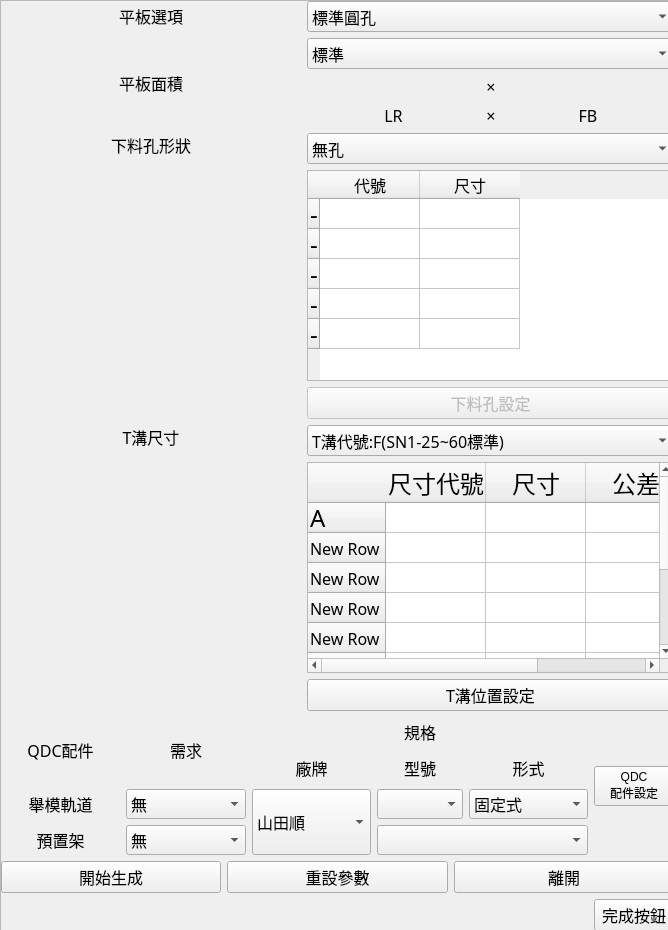
First picture: the form in SYEI_stamping_press_system/pad_main.ui, repository sinje0816/stamping_press, before the edit.
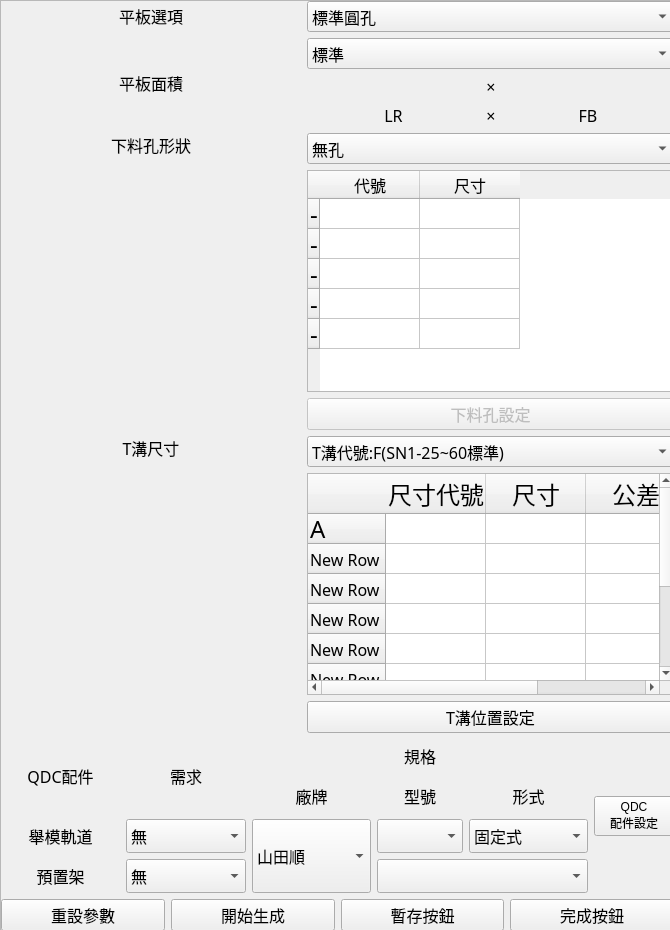
Second picture: the form after the edit. Icons and pictures are not drawn.

```diff
--- a/SYEI_stamping_press_system/pad_main.ui
+++ b/SYEI_stamping_press_system/pad_main.ui
@@ -6,7 +6,7 @@
    <rect>
     <x>0</x>
     <y>0</y>
-    <width>668</width>
+    <width>670</width>
     <height>930</height>
    </rect>
   </property>
@@ -18,13 +18,13 @@
   </property>
   <property name="minimumSize">
    <size>
-    <width>668</width>
+    <width>670</width>
     <height>930</height>
    </size>
   </property>
   <property name="maximumSize">
    <size>
-    <width>668</width>
+    <width>670</width>
     <height>930</height>
    </size>
   </property>
@@ -63,7 +63,7 @@
      <rect>
       <x>0</x>
       <y>0</y>
-      <width>684</width>
+      <width>681</width>
       <height>1500</height>
      </rect>
     </property>
@@ -138,21 +138,8 @@
      <layout class="QGridLayout" name="gridLayout_16">
       <item row="1" column="0">
        <layout class="QGridLayout" name="gridLayout_15">
-        <item row="0" column="0">
+        <item row="1" column="0">
          <layout class="QHBoxLayout" name="horizontalLayout_2">
-          <item>
-           <widget class="QPushButton" name="plate_start">
-            <property name="font">
-             <font>
-              <family>微軟正黑體</family>
-              <pointsize>12</pointsize>
-             </font>
-            </property>
-            <property name="text">
-             <string>開始生成</string>
-            </property>
-           </widget>
-          </item>
           <item>
            <widget class="QPushButton" name="plate_reset">
             <property name="font">
@@ -166,6 +153,19 @@
             </property>
            </widget>
           </item>
+          <item>
+           <widget class="QPushButton" name="plate_start">
+            <property name="font">
+             <font>
+              <family>微軟正黑體</family>
+              <pointsize>12</pointsize>
+             </font>
+            </property>
+            <property name="text">
+             <string>開始生成</string>
+            </property>
+           </widget>
+          </item>
           <item>
            <widget class="QPushButton" name="plate_escape">
             <property name="font">
@@ -175,29 +175,12 @@
              </font>
             </property>
             <property name="text">
-             <string>離開</string>
+             <string>暫存按鈕</string>
             </property>
            </widget>
           </item>
-         </layout>
-        </item>
-        <item row="1" column="0">
-         <layout class="QHBoxLayout" name="horizontalLayout">
           <item>
-           <spacer name="horizontalSpacer">
-            <property name="orientation">
-             <enum>Qt::Horizontal</enum>
-            </property>
-            <property name="sizeHint" stdset="0">
-             <size>
-              <width>350</width>
-              <height>20</height>
-             </size>
-            </property>
-           </spacer>
-          </item>
-          <item>
-           <widget class="QPushButton" name="plate_start_3">
+           <widget class="QPushButton" name="plate_finish">
             <property name="font">
              <font>
               <family>微軟正黑體</family>
```
